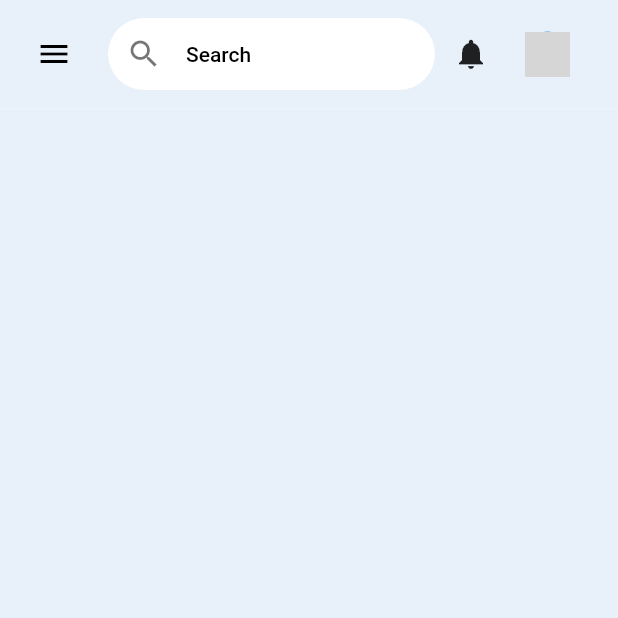
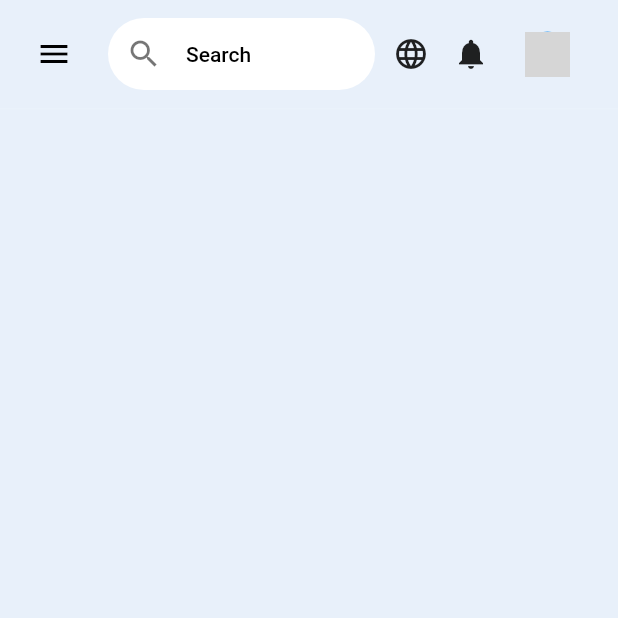
Before and after one commit to Iamkrishnaa/admin-dashboard, a Flutter app: the screen it shows after launch, on a phone screen of 412 x 824 dp, the top half of it. Run offline on Flutter 3.47's test engine with Material 2 defaults, Android fonts, the phone set to English and light mode, and no system bars; our stand-ins replace flutter_spinkit, get, google_fonts, hive, hive_flutter, timeago and 1 more; accounts and stored records are empty; network calls fail; grey boxes are pictures that could not be loaded.

Commit message:
languages added

```diff
--- a/lib/app/utils/languages.dart
+++ b/lib/app/utils/languages.dart
@@ -8,7 +8,7 @@ class Languages extends Translations {
         'ne': NepaliTranslation.getNepaliTranslation,
       };
 
-  Map<String, String> get countries => {
+  Map<String, String> get languages => {
         'en': "English",
         'ne': "नेपाली",
       };
--- a/lib/app/widgets/header/header.dart
+++ b/lib/app/widgets/header/header.dart
@@ -1,4 +1,6 @@
 import 'package:admin_dashboard/app/constants/constants.dart';
+import 'package:admin_dashboard/app/services/local/language_service.dart';
+import 'package:admin_dashboard/app/utils/languages.dart';
 import 'package:flutter/material.dart';
 import 'package:intl/intl.dart';
 import 'package:timeago/timeago.dart' as timeago;
@@ -57,6 +59,10 @@ class Header extends StatelessWidget {
             crossAxisAlignment: CrossAxisAlignment.center,
             mainAxisAlignment: MainAxisAlignment.end,
             children: [
+              _buildLanguagePicker(),
+              const SizedBox(
+                width: 16.0,
+              ),
               _buildNotificationSection(context),
               const SizedBox(
                 width: 16.0,
@@ -66,6 +72,48 @@ class Header extends StatelessWidget {
           ),
         ],
       ),
+    );
+  }
+
+  _buildLanguagePicker() {
+    return PopupMenuButton(
+      tooltip: "",
+      onSelected: null,
+      shape: const RoundedRectangleBorder(
+        borderRadius: BorderRadius.all(
+          Radius.circular(12.0),
+        ),
+      ),
+      position: PopupMenuPosition.under,
+      itemBuilder: (context) {
+        return List.generate(
+          Languages().languages.length,
+          (index) {
+            MapEntry<String, String> lang =
+                Languages().languages.entries.elementAt(index);
+            return PopupMenuItem(
+              child: Row(
+                children: [
+                  Expanded(
+                    child: Text(
+                      lang.value,
+                    ),
+                  ),
+                  Text(
+                    lang.key,
+                  ),
+                ],
+              ),
+              onTap: () {
+                LanguageService.changeLocale(
+                  languageCode: lang.key,
+                );
+              },
+            );
+          },
+        );
+      },
+      child: const Icon(Icons.language),
     );
   }
 
```
